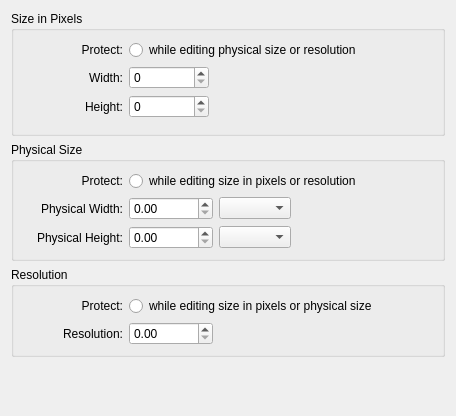
Before: the Qt Designer form krita/plugins/viewplugins/imagesize/wdg_imagescale.ui in KDE/krita, drawn with Qt 5.
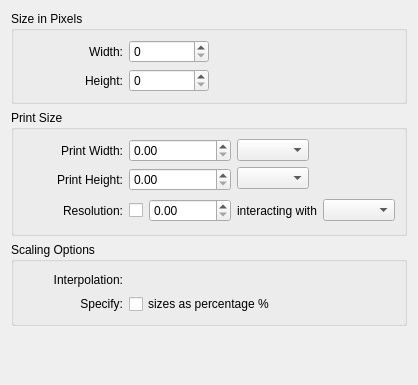
After: the same form once the commit is applied. Custom widgets are drawn as their Qt base class.

Commit message: Rework the scale dialog. Keep aspect is now implemented as well, but percentage specification is not yet.

The edit to the form file:
```diff
--- a/krita/plugins/viewplugins/imagesize/wdg_imagescale.ui
+++ b/krita/plugins/viewplugins/imagesize/wdg_imagescale.ui
@@ -5,49 +5,50 @@
    <rect>
     <x>0</x>
     <y>0</y>
-    <width>456</width>
-    <height>416</height>
+    <width>418</width>
+    <height>385</height>
    </rect>
   </property>
   <property name="windowTitle" >
    <string>Scale To New Size</string>
   </property>
-  <layout class="QVBoxLayout" >
+  <layout class="QVBoxLayout" name="verticalLayout" >
    <item>
     <widget class="QGroupBox" name="groupPixelSize" >
      <property name="title" >
       <string>Size in Pixels</string>
      </property>
-     <layout class="QGridLayout" >
+     <property name="flat" >
+      <bool>true</bool>
+     </property>
+     <layout class="QGridLayout" name="gridLayout_3" >
       <item row="0" column="0" >
-       <widget class="QLabel" name="labelPixelProtect" >
-        <property name="sizePolicy" >
-         <sizepolicy vsizetype="Preferred" hsizetype="Fixed" >
-          <horstretch>0</horstretch>
-          <verstretch>0</verstretch>
-         </sizepolicy>
+       <spacer name="spacer_6" >
+        <property name="orientation" >
+         <enum>Qt::Horizontal</enum>
         </property>
-        <property name="minimumSize" >
+        <property name="sizeType" >
+         <enum>QSizePolicy::Fixed</enum>
+        </property>
+        <property name="sizeHint" stdset="0" >
          <size>
           <width>100</width>
           <height>0</height>
          </size>
         </property>
-        <property name="text" >
-         <string>Protect:</string>
-        </property>
-        <property name="alignment" >
-         <set>Qt::AlignRight|Qt::AlignTrailing|Qt::AlignVCenter</set>
-        </property>
-        <property name="buddy" >
-         <cstring>radioProtectPixel</cstring>
+       </spacer>
+      </item>
+      <item row="1" column="1" >
+       <widget class="QSpinBox" name="intPixelWidth" >
+        <property name="maximum" >
+         <number>1000000</number>
         </property>
        </widget>
       </item>
-      <item row="0" column="1" colspan="2" >
-       <widget class="QRadioButton" name="radioProtectPixel" >
+      <item rowspan="2" row="1" column="2" >
+       <widget class="KoAspectButton" name="aspectPixels" >
         <property name="text" >
-         <string>while editing physical size or resolution</string>
+         <string/>
         </property>
        </widget>
       </item>
@@ -64,12 +65,18 @@
         </property>
        </widget>
       </item>
-      <item row="1" column="1" >
-       <widget class="QSpinBox" name="intPixelWidth" >
-        <property name="maximum" >
-         <number>1000000</number>
+      <item rowspan="2" row="1" column="3" >
+       <spacer>
+        <property name="orientation" >
+         <enum>Qt::Horizontal</enum>
         </property>
-       </widget>
+        <property name="sizeHint" stdset="0" >
+         <size>
+          <width>0</width>
+          <height>0</height>
+         </size>
+        </property>
+       </spacer>
       </item>
       <item row="2" column="0" >
        <widget class="QLabel" name="labelHeight" >
@@ -97,75 +104,33 @@
         </property>
        </widget>
       </item>
-      <item row="2" column="2" >
-       <spacer>
-        <property name="orientation" >
-         <enum>Qt::Horizontal</enum>
-        </property>
-        <property name="sizeHint" >
-         <size>
-          <width>124</width>
-          <height>16</height>
-         </size>
-        </property>
-       </spacer>
-      </item>
-      <item row="3" column="1" >
-       <widget class="KisCmbIDList" native="1" name="cmbFilterType" />
-      </item>
      </layout>
     </widget>
    </item>
    <item>
     <widget class="QGroupBox" name="groupPhysicalsize" >
      <property name="title" >
-      <string>Physical Size</string>
+      <string>Print Size</string>
      </property>
-     <layout class="QGridLayout" >
+     <property name="flat" >
+      <bool>true</bool>
+     </property>
+     <layout class="QGridLayout" name="gridLayout_4" >
       <item row="0" column="0" >
-       <widget class="QLabel" name="labelPhysicalProtect" >
-        <property name="sizePolicy" >
-         <sizepolicy vsizetype="Preferred" hsizetype="Fixed" >
-          <horstretch>0</horstretch>
-          <verstretch>0</verstretch>
-         </sizepolicy>
+       <spacer name="spacer_5" >
+        <property name="orientation" >
+         <enum>Qt::Horizontal</enum>
         </property>
-        <property name="minimumSize" >
+        <property name="sizeType" >
+         <enum>QSizePolicy::Fixed</enum>
+        </property>
+        <property name="sizeHint" stdset="0" >
          <size>
           <width>100</width>
           <height>0</height>
          </size>
         </property>
-        <property name="text" >
-         <string>Protect:</string>
-        </property>
-        <property name="alignment" >
-         <set>Qt::AlignRight|Qt::AlignTrailing|Qt::AlignVCenter</set>
-        </property>
-        <property name="buddy" >
-         <cstring>radioProtectPhysical</cstring>
-        </property>
-       </widget>
-      </item>
-      <item row="0" column="1" colspan="3" >
-       <widget class="QRadioButton" name="radioProtectPhysical" >
-        <property name="text" >
-         <string>while editing size in pixels or resolution</string>
-        </property>
-       </widget>
-      </item>
-      <item row="1" column="0" >
-       <widget class="QLabel" name="labelPhysicalWidth" >
-        <property name="text" >
-         <string>Physical Width:</string>
-        </property>
-        <property name="alignment" >
-         <set>Qt::AlignRight|Qt::AlignTrailing|Qt::AlignVCenter</set>
-        </property>
-        <property name="buddy" >
-         <cstring>doublePhysicalWidth</cstring>
-        </property>
-       </widget>
+       </spacer>
       </item>
       <item row="1" column="1" >
        <widget class="QDoubleSpinBox" name="doublePhysicalWidth" >
@@ -183,13 +148,53 @@
         </property>
        </widget>
       </item>
-      <item row="1" column="2" >
-       <widget class="QComboBox" name="cmbWidthUnit" />
+      <item rowspan="2" row="1" column="2" >
+       <layout class="QGridLayout" name="gridLayout_2" >
+        <item row="0" column="0" >
+         <widget class="QComboBox" name="cmbWidthUnit" />
+        </item>
+        <item rowspan="2" row="0" column="1" >
+         <widget class="KoAspectButton" name="aspectPhysical" >
+          <property name="text" >
+           <string/>
+          </property>
+         </widget>
+        </item>
+        <item rowspan="2" row="0" column="2" >
+         <spacer name="spacer_3" >
+          <property name="orientation" >
+           <enum>Qt::Horizontal</enum>
+          </property>
+          <property name="sizeHint" stdset="0" >
+           <size>
+            <width>0</width>
+            <height>27</height>
+           </size>
+          </property>
+         </spacer>
+        </item>
+        <item row="1" column="0" >
+         <widget class="QComboBox" name="cmbHeightUnit" />
+        </item>
+       </layout>
+      </item>
+      <item row="1" column="0" >
+       <widget class="QLabel" name="labelPhysicalWidth" >
+        <property name="text" >
+         <string>Print Width:</string>
+        </property>
+        <property name="alignment" >
+         <set>Qt::AlignRight|Qt::AlignTrailing|Qt::AlignVCenter</set>
+        </property>
+        <property name="buddy" >
+         <cstring>doublePhysicalWidth</cstring>
+        </property>
+       </widget>
       </item>
       <item row="2" column="0" >
        <widget class="QLabel" name="labelPhysicalHeight" >
         <property name="text" >
-         <string>Physical Height:</string>
+         <string>Print Height:</string>
         </property>
         <property name="alignment" >
          <set>Qt::AlignRight|Qt::AlignTrailing|Qt::AlignVCenter</set>
@@ -212,67 +217,7 @@
         </property>
        </widget>
       </item>
-      <item row="2" column="2" >
-       <widget class="QComboBox" name="cmbHeightUnit" />
-      </item>
-      <item row="2" column="3" >
-       <spacer>
-        <property name="orientation" >
-         <enum>Qt::Horizontal</enum>
-        </property>
-        <property name="sizeHint" >
-         <size>
-          <width>0</width>
-          <height>0</height>
-         </size>
-        </property>
-       </spacer>
-      </item>
-     </layout>
-    </widget>
-   </item>
-   <item>
-    <widget class="QGroupBox" name="groupResolution" >
-     <property name="title" >
-      <string>Resolution</string>
-     </property>
-     <layout class="QGridLayout" >
-      <item row="1" column="0" >
-       <widget class="QLabel" name="labelResolutionProtect" >
-        <property name="sizePolicy" >
-         <sizepolicy vsizetype="Preferred" hsizetype="Fixed" >
-          <horstretch>0</horstretch>
-          <verstretch>0</verstretch>
-         </sizepolicy>
-        </property>
-        <property name="minimumSize" >
-         <size>
-          <width>100</width>
-          <height>0</height>
-         </size>
-        </property>
-        <property name="text" >
-         <string>Protect:</string>
-        </property>
-        <property name="alignment" >
-         <set>Qt::AlignRight|Qt::AlignTrailing|Qt::AlignVCenter</set>
-        </property>
-        <property name="buddy" >
-         <cstring>radioProtectResolution</cstring>
-        </property>
-       </widget>
-      </item>
-      <item row="1" column="1" colspan="2" >
-       <widget class="QRadioButton" name="radioProtectResolution" >
-        <property name="layoutDirection" >
-         <enum>Qt::LeftToRight</enum>
-        </property>
-        <property name="text" >
-         <string>while editing size in pixels or physical size</string>
-        </property>
-       </widget>
-      </item>
-      <item row="2" column="0" >
+      <item row="3" column="0" >
        <widget class="QLabel" name="labelResolution" >
         <property name="text" >
          <string>Resolution:</string>
@@ -280,36 +225,135 @@
         <property name="alignment" >
          <set>Qt::AlignRight|Qt::AlignTrailing|Qt::AlignVCenter</set>
         </property>
+       </widget>
+      </item>
+      <item row="3" column="1" >
+       <layout class="QHBoxLayout" name="horizontalLayout_2" >
+        <item>
+         <widget class="QCheckBox" name="chkAffectResolution" >
+          <property name="text" >
+           <string/>
+          </property>
+         </widget>
+        </item>
+        <item>
+         <widget class="QDoubleSpinBox" name="doubleResolution" >
+          <property name="minimumSize" >
+           <size>
+            <width>70</width>
+            <height>0</height>
+           </size>
+          </property>
+          <property name="maximum" >
+           <double>100000000.000000000000000</double>
+          </property>
+         </widget>
+        </item>
+       </layout>
+      </item>
+      <item row="3" column="2" >
+       <layout class="QHBoxLayout" name="horizontalLayout" >
+        <item>
+         <widget class="QLabel" name="labelInteractor" >
+          <property name="text" >
+           <string>interacting with</string>
+          </property>
+         </widget>
+        </item>
+        <item>
+         <widget class="QComboBox" name="cmbInteractor" />
+        </item>
+        <item>
+         <spacer name="spacer_4" >
+          <property name="orientation" >
+           <enum>Qt::Horizontal</enum>
+          </property>
+          <property name="sizeHint" stdset="0" >
+           <size>
+            <width>0</width>
+            <height>27</height>
+           </size>
+          </property>
+         </spacer>
+        </item>
+       </layout>
+      </item>
+     </layout>
+    </widget>
+   </item>
+   <item>
+    <widget class="QGroupBox" name="groupBox" >
+     <property name="title" >
+      <string>Scaling Options</string>
+     </property>
+     <property name="flat" >
+      <bool>true</bool>
+     </property>
+     <layout class="QGridLayout" name="gridLayout" >
+      <item row="0" column="0" >
+       <spacer name="spacer_8" >
+        <property name="orientation" >
+         <enum>Qt::Horizontal</enum>
+        </property>
+        <property name="sizeType" >
+         <enum>QSizePolicy::Fixed</enum>
+        </property>
+        <property name="sizeHint" stdset="0" >
+         <size>
+          <width>100</width>
+          <height>0</height>
+         </size>
+        </property>
+       </spacer>
+      </item>
+      <item row="1" column="0" >
+       <widget class="QLabel" name="labelFilter" >
+        <property name="text" >
+         <string>Interpolation:</string>
+        </property>
+        <property name="alignment" >
+         <set>Qt::AlignRight|Qt::AlignTrailing|Qt::AlignVCenter</set>
+        </property>
         <property name="buddy" >
          <cstring>doubleResolution</cstring>
         </property>
        </widget>
       </item>
+      <item row="1" column="2" >
+       <spacer name="spacer" >
+        <property name="orientation" >
+         <enum>Qt::Horizontal</enum>
+        </property>
+        <property name="sizeHint" stdset="0" >
+         <size>
+          <width>181</width>
+          <height>17</height>
+         </size>
+        </property>
+       </spacer>
+      </item>
+      <item row="1" column="1" >
+       <widget class="KisCmbIDList" native="1" name="cmbFilterType" />
+      </item>
       <item row="2" column="1" >
-       <widget class="QDoubleSpinBox" name="doubleResolution" >
-        <property name="minimumSize" >
-         <size>
-          <width>80</width>
-          <height>0</height>
-         </size>
-        </property>
-        <property name="maximum" >
-         <double>100000000.000000000000000</double>
+       <widget class="QCheckBox" name="chkPercentage" >
+        <property name="text" >
+         <string>sizes as percentage %</string>
         </property>
        </widget>
       </item>
-      <item row="2" column="2" >
-       <spacer>
-        <property name="orientation" >
-         <enum>Qt::Horizontal</enum>
+      <item row="2" column="0" >
+       <widget class="QLabel" name="labelPercentage" >
+        <property name="text" >
+         <string>Specify:</string>
         </property>
-        <property name="sizeHint" >
-         <size>
-          <width>0</width>
-          <height>0</height>
-         </size>
+        <property name="alignment" >
+         <set>Qt::AlignRight|Qt::AlignTrailing|Qt::AlignVCenter</set>
         </property>
-       </spacer>
+        <property name="buddy" >
+         <cstring>doublePhysicalWidth</cstring>
+        </property>
+       </widget>
       </item>
      </layout>
     </widget>
@@ -319,7 +363,7 @@
      <property name="orientation" >
       <enum>Qt::Vertical</enum>
      </property>
-     <property name="sizeHint" >
+     <property name="sizeHint" stdset="0" >
       <size>
        <width>0</width>
        <height>0</height>
@@ -335,6 +379,11 @@
    <extends></extends>
    <header>widgets/kis_cmb_idlist.h</header>
   </customwidget>
+  <customwidget>
+   <class>KoAspectButton</class>
+   <extends>QLabel</extends>
+   <header>KoAspectButton.h</header>
+  </customwidget>
  </customwidgets>
  <resources/>
  <connections/>
```
Left out of the diff: 2 changed lines with no effect on the pictures. The commit also changes 2 other files.
